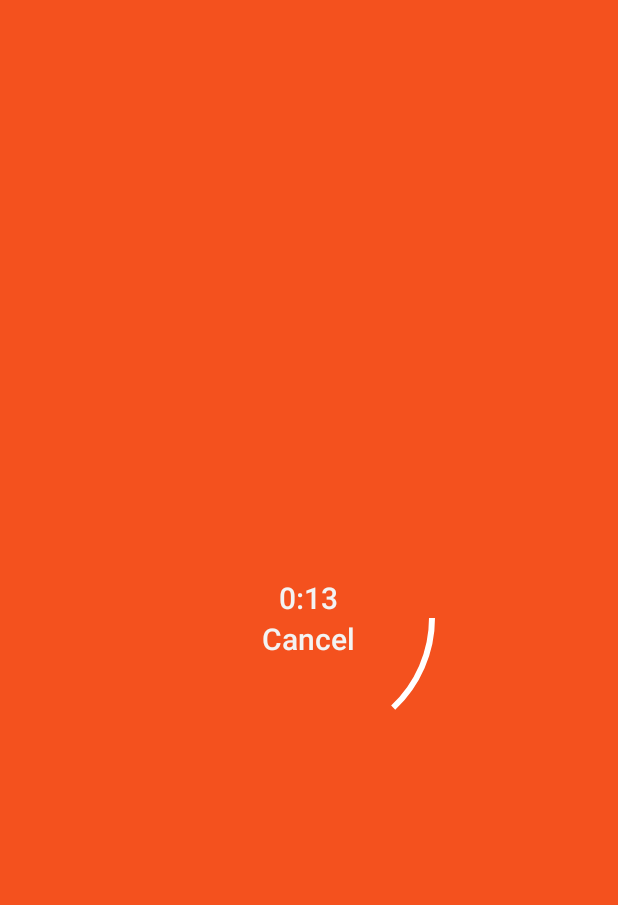
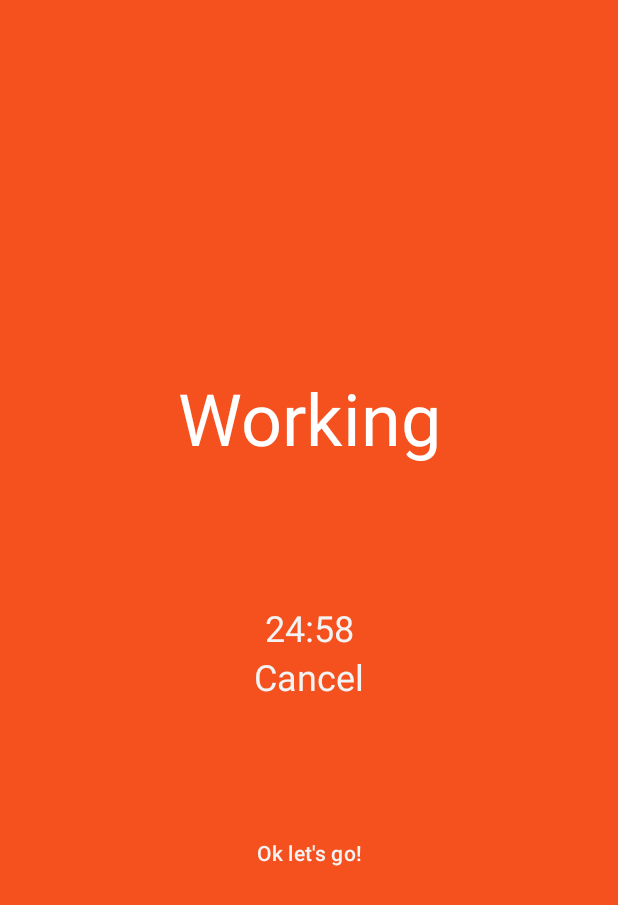
Before and after one commit to betobatista/Pomotimer, an Android app: the screen it shows after launch (MainActivity), after a tap on "Start", on a phone screen of 412 x 824 dp. Shown: the top 905 px of the screen. Run offline under Robolectric (Android 15) with nearby library versions, the phone set to English and light mode, and no system bars.

Commit message:
Adicionado Titulos e Frase motivacionais
Signed-off-by: Beto <betobatista09@gmail.com>

```diff
--- a/app/src/main/java/com/betobatista/pomotime/MainActivity.java
+++ b/app/src/main/java/com/betobatista/pomotime/MainActivity.java
@@ -4,9 +4,9 @@ import android.app.Activity;
 import android.app.PendingIntent;
 import android.content.Intent;
 import android.media.MediaPlayer;
+import android.os.AsyncTask;
 import android.os.Bundle;
 import android.os.CountDownTimer;
-import android.os.SystemClock;
 import android.view.View;
 import android.widget.LinearLayout;
 import android.widget.ProgressBar;
@@ -15,11 +15,18 @@ import android.widget.TextView;
 import androidx.core.app.NotificationCompat;
 import androidx.core.app.NotificationManagerCompat;
 
+import java.util.Random;
+
 public class MainActivity extends Activity {
 
+    private String[] motivationWork = {"Let's get to work!", "You can do it!", "Ok let's go!", "Get focused!"};
+    private String[] motivationRest = {"Ok let's get some rest!", "Relax dude!", "Great job, now relax!", "Good, Let's drink some water!"};
+
     private CountDownTimer timer;
+    private TextView txtTitle;
     private TextView txtTimer;
     private TextView btnStart;
+    private TextView txtMotivation;
     private ProgressBar progressBar;
     private NotificationCompat.Builder notification;
     private MediaPlayer mediaPlayer;
@@ -36,7 +43,10 @@ public class MainActivity extends Activity {
         super.onCreate(savedInstanceState);
         setContentView(R.layout.activity_main);
 
+        txtTitle = findViewById(R.id.txtTitle);
         txtTimer = findViewById(R.id.txtTimer);
+        txtMotivation = findViewById(R.id.txtMotivation);
+
         layout = findViewById(R.id.layoutBack);
         progressBar = findViewById(R.id.progressBar);
         mediaPlayer = MediaPlayer.create(this, R.raw.sound_buzzer);
@@ -52,7 +62,7 @@ public class MainActivity extends Activity {
                 i = 0;
                 progressBar.setProgress(i);
                 if(!buttonStatus) {
-                    startTimer(newTimer);
+                    startTimer();
                 } else {
                     cancelTimer();
                 }
@@ -61,24 +71,32 @@ public class MainActivity extends Activity {
     }
 
     private void setNewTimer() {
+        String motivationText = null;
         progressBar.setVisibility(View.INVISIBLE);
+        Random random = new Random();
+        int i = random.nextInt(4);
         if(count < 4) {
             if (getWork) {
                 count++;
-                newTimer = 15000;
-                newTitle = "Working..";
+                newTimer = 1500000;
+                newTitle = "Working";
+                motivationText = motivationWork[i];
                 layout.setBackgroundColor(getResources().getColor(R.color.colorWork));
             } else {
-                newTimer = 3000;
-                newTitle = "Resting..";
+                newTimer = 300000;
+                newTitle = "Resting";
+                motivationText = motivationRest[i];
                 layout.setBackgroundColor(getResources().getColor(R.color.colorRest));
             }
         } else {
             count = 0;
             newTimer = 900000;
             newTitle = "Long Rest";
+            motivationText = motivationRest[i];
             layout.setBackgroundColor(getResources().getColor(R.color.colorRest));
         }
+        txtTitle.setText(newTitle);
+        txtMotivation.setText(motivationText);
         setTimer(newTimer);
     }
 
@@ -105,9 +123,10 @@ public class MainActivity extends Activity {
         }
     }
 
-    private void startTimer(long newTime) {
+    private void startTimer() {
+
         progressBar.setVisibility(View.VISIBLE);
-        timer = new CountDownTimer(newTime, 1000) {
+        timer = new CountDownTimer(newTimer, 1000) {
 
             @Override
             public void onTick(long millisUntilFinished) {
@@ -128,9 +147,20 @@ public class MainActivity extends Activity {
     }
 
     private void callSound() {
-        mediaPlayer.start();
-        SystemClock.sleep(5000);
-        mediaPlayer.pause();
+
+        AsyncTask.execute(new Runnable() {
+            @Override
+            public void run() {
+                try {
+                    mediaPlayer.start();
+                    Thread.sleep(3000);
+                    mediaPlayer.pause();
+                } catch (InterruptedException e) {
+                    e.printStackTrace();
+                }
+            }
+        });
+
     }
 
     private void cancelTimer() {
--- a/app/src/main/res/layout/activity_main.xml
+++ b/app/src/main/res/layout/activity_main.xml
@@ -8,6 +8,17 @@
     android:gravity="center"
     android:orientation="vertical"
     tools:context=".MainActivity">
+
+    <TextView
+        android:id="@+id/txtTitle"
+        android:layout_width="match_parent"
+        android:layout_height="wrap_content"
+        android:layout_marginBottom="16dp"
+        android:gravity="center"
+        android:padding="8dp"
+        android:text="Titles"
+        android:textAppearance="@style/TextAppearance.MaterialComponents.Headline3"
+        android:textColor="#FFFFFF" />
 
     <RelativeLayout
         android:layout_width="match_parent"
@@ -36,7 +47,7 @@
                 android:layout_height="wrap_content"
                 android:gravity="center"
                 android:text="00:00"
-                android:textAppearance="@style/TextAppearance.AppCompat.Title" />
+                android:textAppearance="@style/TextAppearance.MaterialComponents.Headline5" />
 
             <TextView
                 android:id="@+id/btnStart"
@@ -44,11 +55,20 @@
                 android:layout_height="wrap_content"
                 android:gravity="center"
                 android:text="Start"
-                android:textAppearance="@style/TextAppearance.AppCompat.Title" />
+                android:textAppearance="@style/TextAppearance.MaterialComponents.Headline5" />
 
         </LinearLayout>
 
     </RelativeLayout>
 
+    <TextView
+        android:id="@+id/txtMotivation"
+        android:layout_width="match_parent"
+        android:layout_height="wrap_content"
+        android:layout_marginTop="16dp"
+        android:gravity="center"
+        android:padding="8dp"
+        android:text="Text Motivation"
+        android:textAppearance="@style/TextAppearance.MaterialComponents.Subtitle2" />
 
 </LinearLayout>
```
